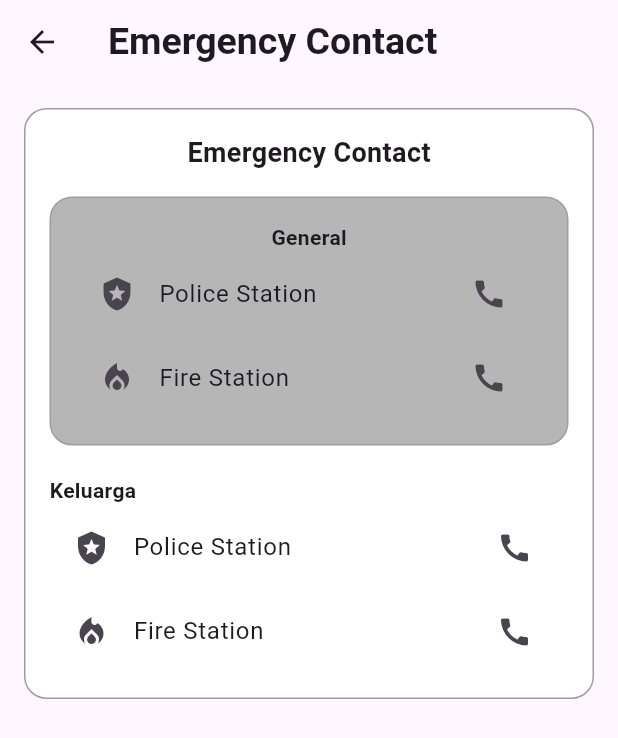
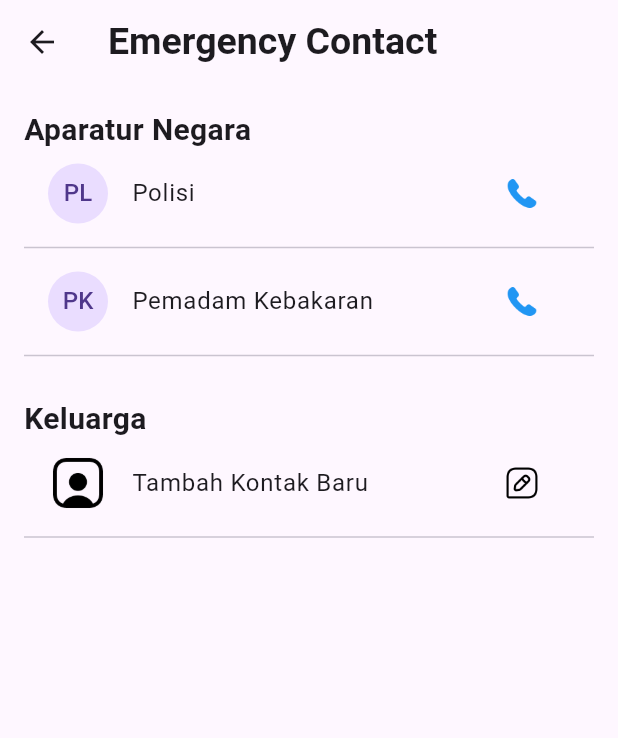
Before and after one commit to Drasticia/FirstAppMobile, a Flutter app: the EmergencyContactPage screen opened directly, on a phone screen of 412 x 824 dp. Shown: the top 738 px of the screen. Run offline on Flutter 3.47's test engine with Material 3 defaults, Android fonts, the light colour scheme and no system bars; our stand-ins replace awesome_snackbar_content, cloud_firestore, firebase_auth, firebase_core, geocoding, geolocator and 2 more; missing offline and left inert: flutter_google_places, flutter_phone_direct_caller, google_maps_webservice; accounts and stored records are empty; Roboto replaces fonts that are missing (SFProText).

Commit message:
.: call permissions, validator text field

```diff
--- a/apptubes/lib/screen/EmergencyContactPage.dart
+++ b/apptubes/lib/screen/EmergencyContactPage.dart
@@ -1,66 +1,163 @@
 import 'package:flutter/material.dart';
+import 'package:flutter_phone_direct_caller/flutter_phone_direct_caller.dart';
 
-class EmergencyContactPage extends StatelessWidget {
+import '../components/custom_text_field.dart';
+
+class EmergencyContactPage extends StatefulWidget {
+  @override
+  _EmergencyContactPageState createState() => _EmergencyContactPageState();
+}
+
+class _EmergencyContactPageState extends State<EmergencyContactPage> {
+  final List<Map<String, String>> _contacts = [];
+  final List<Map<String, String>> _aparaturNegara = [
+    {'name': 'Polisi', 'initial': 'PL', 'phoneNumber': '+6281283115727'},
+    {'name': 'Pemadam Kebakaran', 'initial': 'PK', 'phoneNumber': '+6281283115727'},
+  ];
+
+  void _addContact(String name, String phoneNumber) {
+    setState(() {
+      _contacts.add({'name': name, 'phoneNumber': phoneNumber});
+    });
+  }
+
+  void _showAddContactDialog() {
+    final _nameController = TextEditingController();
+    final _phoneNumberController = TextEditingController();
+    final _formKey = GlobalKey<FormState>();
+
+    showDialog(
+      context: context,
+      builder: (context) {
+        return Dialog(
+          shape: RoundedRectangleBorder(
+            borderRadius: BorderRadius.circular(10.0),
+          ),
+          child: Container(
+            width: MediaQuery.of(context).size.width * 0.8, // 80% of screen width
+            height: MediaQuery.of(context).size.height * 0.35, // 50% of screen height
+            padding: EdgeInsets.all(16.0),
+            child: Column(
+              mainAxisSize: MainAxisSize.min,
+              children: [
+                Text(
+                  'Tambah Kontak Baru',
+                  style: TextStyle(fontSize: 18, fontWeight: FontWeight.bold),
+                ),
+                SizedBox(height: 16.0),
+                Form(
+                  key: _formKey,
+                  child: Column(
+                    children: [
+                      CustomTextField(
+                        labelText: 'Nama',
+                        hintText: 'Masukkan nama',
+                        controller: _nameController,
+                        validator: (value) {
+                          if (value == null || value.isEmpty) {
+                            return 'Nama tidak boleh kosong';
+                          }
+                          return null;
+                        },
+                      ),
+                      CustomTextField(
+                        labelText: 'Nomor Telepon',
+                        hintText: 'Masukkan nomor telepon',
+                        controller: _phoneNumberController,
+                        keyboardType: TextInputType.phone,
+                        validator: (value) {
+                          if (value == null || value.isEmpty) {
+                            return 'Nomor telepon tidak boleh kosong';
+                          } else if (value.length < 8 || value.length > 15) {
+                            return 'Nomor telepon harus antara 8-15 karakter';
+                          }
+                          return null;
+                        },
+                      ),
+                    ],
+                  ),
+                ),
+                Spacer(),
+                Row(
+                  mainAxisAlignment: MainAxisAlignment.end,
+                  children: [
+                    TextButton(
+                      onPressed: () => Navigator.of(context).pop(),
+                      child: Text('Batal'),
+                    ),
+                    TextButton(
+                      onPressed: () {
+                        if (_formKey.currentState!.validate()) {
+                          _addContact(_nameController.text, _phoneNumberController.text);
+                          Navigator.of(context).pop();
+                        }
+                      },
+                      child: Text('Tambah'),
+                    ),
+                  ],
+                ),
+              ],
+            ),
+          ),
+        );
+      },
+    );
+  }
+
+
   @override
   Widget build(BuildContext context) {
     return Scaffold(
       appBar: AppBar(
-        title: Text('Emergency Contact',
+        title: Text(
+          'Emergency Contact',
           style: TextStyle(
             fontWeight: FontWeight.bold,
             fontSize: 25,
-        ),),
+          ),
+        ),
       ),
       body: Padding(
         padding: const EdgeInsets.all(16.0),
         child: Column(
-          crossAxisAlignment: CrossAxisAlignment.start,
           children: [
             Container(
-              decoration: BoxDecoration(
-                color: Colors.white,
-                border: Border.all(color: Colors.grey),
-                borderRadius: BorderRadius.circular(15),
-              ),
-              padding: EdgeInsets.all(16.0),
               child: Column(
                 crossAxisAlignment: CrossAxisAlignment.start,
                 children: [
-                  Center(
-                    child: Text(
-                      'Emergency Contact',
+                  Text(
+                    'Aparatur Negara',
                     style: TextStyle(
-                        fontWeight: FontWeight.bold,
-                        fontSize: 18,
+                      fontWeight: FontWeight.w600,
+                      fontSize: 20,
                     ),
                   ),
+                  ListView.separated(
+                    shrinkWrap: true,
+                    physics: NeverScrollableScrollPhysics(),
+                    itemCount: _aparaturNegara.length,
+                    itemBuilder: (context, index) {
+                      final contact = _aparaturNegara[index];
+                      return ListTile(
+                        leading: CircleAvatar(
+                          child: Text(contact['initial']!),
                         ),
-                  SizedBox(height: 16.0),
-                  Container(
-                    decoration: BoxDecoration(
-                      color: Color.fromARGB(255, 182, 182, 182),
-                      border: Border.all(color: Colors.grey),
-                      borderRadius: BorderRadius.circular(15),
-                    ),
-                    padding: EdgeInsets.all(16.0),
-                    child: Column(
-                      children: [
-                        Text(
-                          'General',
-                          style: TextStyle(
-                            fontWeight: FontWeight.bold,
+                        title: Text(contact['name']!),
+                        trailing: IconButton(
+                          onPressed: () async {
+                            await FlutterPhoneDirectCaller.callNumber(contact['phoneNumber']!);
+                          },
+                          icon: ImageIcon(
+                            AssetImage("lib/icons/call.png"),
+                            size: 23.0,
+                            color: Colors.blue,
                           ),
                         ),
-                        ListTile(
-                          leading: Icon(Icons.local_police),
-                          title: Text('Police Station'),
-                          trailing: Icon(Icons.call),
+                      );
+                    },
+                    separatorBuilder: (context, index) => Divider(),
                   ),
-                        ListTile(
-                          leading: Icon(Icons.local_fire_department),
-                          title: Text('Fire Station'),
-                          trailing: Icon(Icons.call),
-                        ),
+                  Divider(), // Divider bawah list aparatur negara
                 ],
               ),
             ),
@@ -71,23 +168,55 @@ class EmergencyContactPage extends StatelessWidget {
                 Text(
                   'Keluarga',
                   style: TextStyle(
-                          fontWeight: FontWeight.bold,
+                    fontWeight: FontWeight.w600,
+                    fontSize: 20,
                   ),
                 ),
                 ListTile(
-                        leading: Icon(Icons.local_police),
-                        title: Text('Police Station'),
-                        trailing: Icon(Icons.call),
+                  leading: ImageIcon(
+                    AssetImage("lib/icons/contact.png"),
+                    size: 40.0,
+                    color: Colors.black,
                   ),
-                      ListTile(
-                        leading: Icon(Icons.local_fire_department),
-                        title: Text('Fire Station'),
-                        trailing: Icon(Icons.call),
+                  title: Text('Tambah Kontak Baru'),
+                  trailing: IconButton(
+                    onPressed: _showAddContactDialog,
+                    icon: ImageIcon(
+                      AssetImage("lib/icons/addContact.png"),
+                      size: 23.0,
+                      color: Colors.black,
                     ),
+                  ),
+                ),
+                Divider(),
+                ListView.separated(
+                  shrinkWrap: true,
+                  physics: NeverScrollableScrollPhysics(),
+                  itemCount: _contacts.length,
+                  itemBuilder: (context, index) {
+                    final contact = _contacts[index];
+                    return ListTile(
+                      leading: CircleAvatar(
+                        child: Text(contact['name']![0].toUpperCase()),
+                      ),
+                      title: Text(contact['name']!),
+                      subtitle: Text(contact['phoneNumber']!),
+                      trailing: IconButton(
+                        onPressed: () async {
+                          await FlutterPhoneDirectCaller.callNumber(contact['phoneNumber']!);
+                        },
+                        icon: ImageIcon(
+                          AssetImage("lib/icons/call.png"),
+                          size: 23.0,
+                          color: Colors.blue,
+                        ),
+                      ),
+                    );
+                  },
+                  separatorBuilder: (context, index) => Divider(),
+                ),
+
               ],
-                  ),
-                ],
-              ),
             ),
           ],
         ),
--- a/apptubes/pubspec.yaml
+++ b/apptubes/pubspec.yaml
@@ -50,6 +50,7 @@ dependencies:
   flutter_google_places: any
   google_maps_webservice: any
   firebase_messaging: ^14.9.4
+  flutter_phone_direct_caller: ^2.1.1
 
 
 dev_dependencies:
```
Also changed, not shown: apptubes/lib/components/custom_button_number.dart (deleted, +0 -37 lines), apptubes/lib/components/custom_text_field.dart (+14 -38 lines), apptubes/lib/icons/addContact.png (added), apptubes/lib/icons/call.png (added), apptubes/lib/icons/contact.png (added), apptubes/pubspec.lock, 1 other file. Lines whose indentation alone changed are shown as unchanged.
